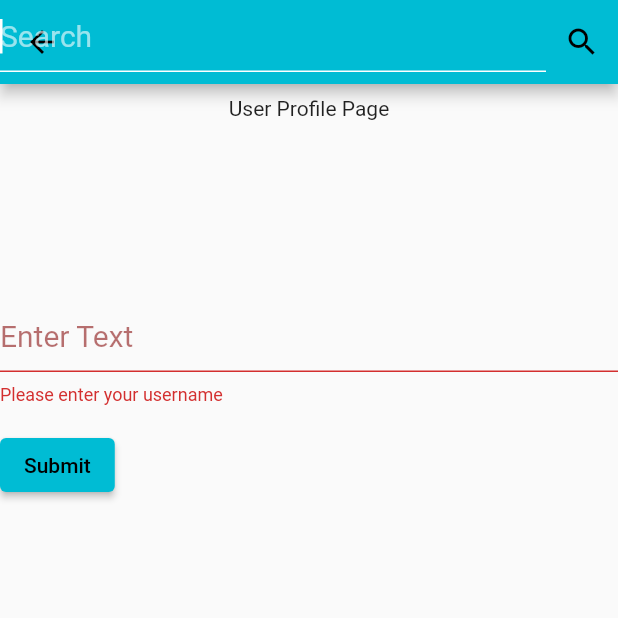
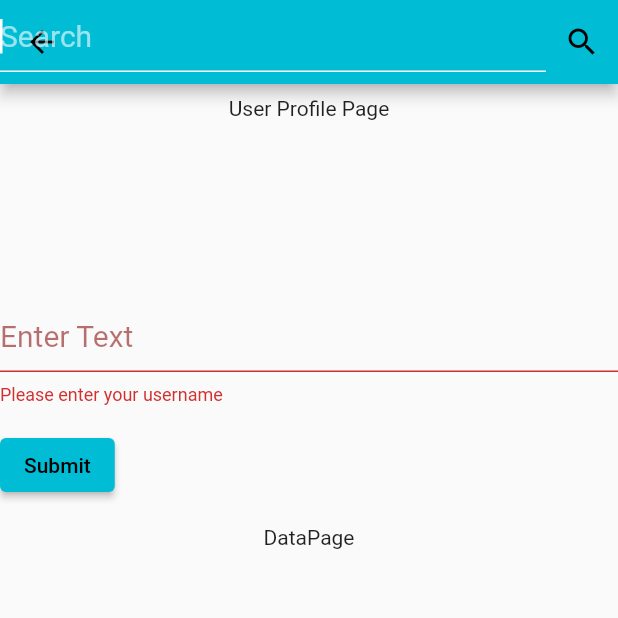
Before and after one commit to angelicrf/boatusers-flutter, a Flutter app: the screen it shows after launch, item 4 of the bottom bar chosen, after a tap on "Submit", on a phone screen of 412 x 824 dp, the top half of it. Run offline on Flutter 3.47's test engine with Material 2 defaults, Android fonts, the phone set to English and light mode, and no system bars; our stand-ins replace flutter_redux, google_nav_bar, redux, redux_thunk; missing offline and left inert: dart:html, redux_persist, redux_persist_flutter.

Commit message:
aetState-parma-mongodb-getData

```diff
--- a/lib/components/userProfile.dart
+++ b/lib/components/userProfile.dart
@@ -1,3 +1,5 @@
+import 'dart:html';
+
 import 'package:boatusers/components/apiUserProfileFuncs.dart';
 import 'package:boatusers/components/searchWidget.dart';
 import 'package:boatusers/components/userProfileModel.dart';
@@ -14,9 +16,12 @@ class _UserProfileState extends State<UserProfile> {
   final searchController = TextEditingController();
   final formController = TextEditingController();
   final _formKey = GlobalKey<FormState>();
-  String myName = '';
+  String testData = 'Default';
+
   @override
   void dispose() {
+    print('disposed...');
+    formController.text = '';
     searchController.dispose();
     formController.dispose();
     super.dispose();
@@ -40,87 +45,23 @@ class _UserProfileState extends State<UserProfile> {
               height: 144.0,
               child: Text('User Profile Page'),
             ),
-            //userProfileForm(_formKey, context, formController, myName),
-            Form(
-              key: _formKey,
-              child: Column(
-                crossAxisAlignment: CrossAxisAlignment.start,
-                children: [
-                  TextFormField(
-                    controller: formController,
-                    decoration: const InputDecoration(
-                      enabledBorder: UnderlineInputBorder(
-                          borderSide: BorderSide(
-                              color: Color.fromARGB(255, 138, 47, 47))),
-                      focusedBorder: UnderlineInputBorder(
-                          borderSide: BorderSide(
-                              color: Color.fromARGB(255, 47, 20, 146))),
-                      hintText: 'Enter Text',
-                      hintStyle: TextStyle(
-                        color: Color.fromARGB(153, 136, 17, 17),
-                        fontSize: 20,
-                      ),
-                    ),
-                    // The validator receives the text that the user has entered.
-                    validator: (value) {
-                      if (value == null || value.isEmpty) {
-                        return 'Please enter your username';
-                      }
-                      return null;
-                    },
-                  ),
-                  Padding(
-                    padding: const EdgeInsets.symmetric(vertical: 16.0),
-                    child: ElevatedButton(
-                      onPressed: () async {
-                        if (_formKey.currentState!.validate()) {
-                          // api call
-                          var getData = await APIUserProfileFuncs.getAllUsers();
-                          print(getData);
-                          setState(() {
-                            this.myName = formController.text;
-                          });
-                          ScaffoldMessenger.of(context).showSnackBar(
-                            const SnackBar(content: Text('Processing Data')),
-                          );
-                        }
-                      },
-                      child: const Text('Submit'),
-                    ),
-                  ),
-                ],
-              ),
-            ),
-            Text(myName),
-            (() {
-              if (myName != '') {
-                print('name is not null');
-                return mngDbGetDataDisplay();
-              } else
-                return SizedBox.shrink();
-            }())
+            userProfileForm(_formKey, context, formController, setState),
+            mngDbGetDataDisplay(formController, setState),
+            const SizedBox(
+              //padding: const EdgeInsets.all(2.0),
+              height: 60.0,
+              child: Text('DataPage'),
+            )
           ],
         ));
   }
 }
 
-Widget mngDbGetDataDisplay() {
-  return Expanded(
-      child: FutureBuilder<List<UserProfileModel>>(
-    future: APIUserProfileFuncs.getAllUsers(),
-    builder: (context, posts) {
-      if (posts.hasData) {
-        return ListView(
-            children: APIUserProfileFuncs.buildMngData(posts.data!));
-      } else {
-        return Text('No Data');
-      }
-    },
-  ));
-}
-
-Widget userProfileForm(GlobalKey<FormState> _formKey, BuildContext context,
-    TextEditingController formController, String thisName) {
+Widget userProfileForm(
+    GlobalKey<FormState> _formKey,
+    BuildContext context,
+    TextEditingController formController,
+    void Function(void Function() thisFunc) thisState) {
   return Form(
     key: _formKey,
     child: Column(
@@ -154,13 +95,10 @@ Widget userProfileForm(GlobalKey<FormState> _formKey, BuildContext context,
           child: ElevatedButton(
             onPressed: () async {
               if (_formKey.currentState!.validate()) {
-                // api call
-                var getData = await APIUserProfileFuncs.getAllUsers();
-                print(getData);
-                thisName = formController.text;
                 ScaffoldMessenger.of(context).showSnackBar(
                   const SnackBar(content: Text('Processing Data')),
                 );
+                thisState(() {});
               }
             },
             child: const Text('Submit'),
@@ -170,3 +108,25 @@ Widget userProfileForm(GlobalKey<FormState> _formKey, BuildContext context,
     ),
   );
 }
+
+Widget mngDbGetDataDisplay(TextEditingController formController,
+    void Function(void Function() thisFunc) thisState) {
+  if (formController.text != '') {
+    thisState(() {});
+    return Expanded(
+        child: FutureBuilder<List<UserProfileModel>>(
+      future: APIUserProfileFuncs.getAllUsers(),
+      builder: (context, posts) {
+        if (posts.hasData) {
+          return ListView(
+            //shrinkWrap: true,
+            children: APIUserProfileFuncs.buildMngData(posts.data!),
+          );
+        } else {
+          return const Text('No Data');
+        }
+      },
+    ));
+  } else
+    return const SizedBox.shrink();
+}
```
Also changed, not shown: pubspec.lock (deleted).
